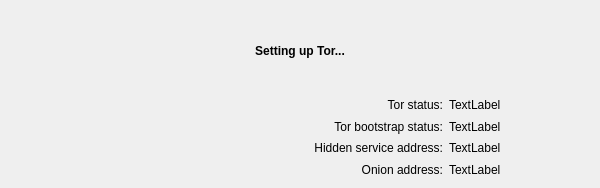
The window that retroshare-gui/src/TorControl/TorControlWindow.ui (RetroShare/RetroShare) describes before a commit, drawn with Qt 5.
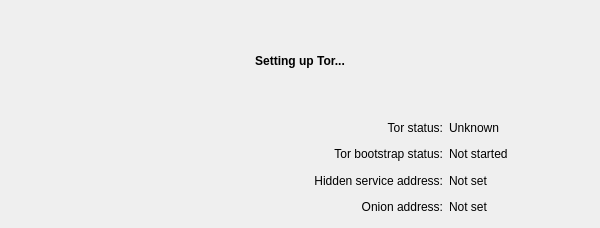
The same window after the commit. Icons and pictures are not drawn.

Diff of the .ui file:
```diff
--- a/retroshare-gui/src/TorControl/TorControlWindow.ui
+++ b/retroshare-gui/src/TorControl/TorControlWindow.ui
@@ -7,7 +7,7 @@
     <x>0</x>
     <y>0</y>
     <width>600</width>
-    <height>188</height>
+    <height>228</height>
    </rect>
   </property>
   <property name="sizePolicy">
@@ -66,14 +66,14 @@
        <item row="0" column="1">
         <widget class="QLabel" name="torStatus_LB">
          <property name="text">
-          <string>TextLabel</string>
+          <string>Unknown</string>
          </property>
         </widget>
        </item>
        <item row="1" column="1">
         <widget class="QLabel" name="torBootstrapStatus_LB">
          <property name="text">
-          <string>TextLabel</string>
+          <string>Not started</string>
          </property>
         </widget>
        </item>
@@ -100,7 +100,7 @@
        <item row="2" column="1">
         <widget class="QLabel" name="hiddenServiceAddress_LB">
          <property name="text">
-          <string>TextLabel</string>
+          <string>Not set</string>
          </property>
         </widget>
        </item>
@@ -117,7 +117,7 @@
        <item row="3" column="1">
         <widget class="QLabel" name="onionAddress_LB">
          <property name="text">
-          <string>TextLabel</string>
+          <string>Not set</string>
          </property>
         </widget>
        </item>
```
Left out of the diff: 8 changed lines with no effect on the pictures.
